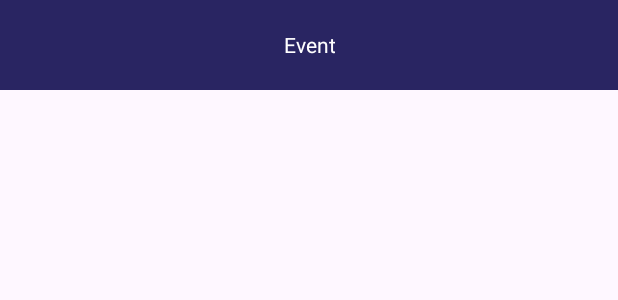
After one commit to tanh-x/cs309-project, an Android app: the layout component_schedule_block.xml on its own in the app's theme, with its tools: preview values and no code run, on a phone screen of 412 x 824 dp. The commit adds this screen. Shown: the top 300 px of the screen. Run offline under Robolectric (Android 15) with nearby library versions, the phone set to English and light mode, and no system bars; network calls fail.

Commit message:
saving changes

```diff
--- a/Backend/src/main/java/cs309/backend/services/MessageService.java
+++ b/Backend/src/main/java/cs309/backend/services/MessageService.java
@@ -122,7 +122,7 @@ public class MessageService {
     }
 
     public void broadcastJoinMessage(String username) {
-        broadcast(userRepository.getUserByUsername(username).getDisplayName() + "has joined the chat.");
+        broadcast(userRepository.getUserByUsername(username).getDisplayName() + " has joined the chat.");
     }
 
     public void broadcast(String message) {
--- a/Frontend/app/build.gradle.kts
+++ b/Frontend/app/build.gradle.kts
@@ -37,6 +37,7 @@ dependencies {
     implementation("com.google.android.material:material:1.10.0")
     implementation("androidx.constraintlayout:constraintlayout:2.1.4")
     implementation("com.android.volley:volley:1.2.1")
+    implementation("androidx.fragment:fragment:1.6.2")
     testImplementation("junit:junit:4.13.2")
     androidTestImplementation("androidx.test.ext:junit:1.1.5")
     androidTestImplementation("androidx.test.espresso:espresso-core:3.5.1")
--- a/Frontend/app/src/main/java/com/kewargs/cs309/MainActivity.java
+++ b/Frontend/app/src/main/java/com/kewargs/cs309/MainActivity.java
@@ -7,7 +7,7 @@ import android.os.StrictMode;
 import com.kewargs.cs309.activity.auth.LoginActivity;
 import com.kewargs.cs309.activity.dashboard.DashboardActivity;
 import com.kewargs.cs309.activity.AbstractActivity;
-import com.kewargs.cs309.core.manager.SessionManager;
+import com.kewargs.cs309.core.managers.SessionManager;
 
 public class MainActivity extends AbstractActivity {
     public MainActivity() { super(R.layout.activity_main); }
--- a/Frontend/app/src/main/java/com/kewargs/cs309/activity/AbstractActivity.java
+++ b/Frontend/app/src/main/java/com/kewargs/cs309/activity/AbstractActivity.java
@@ -6,7 +6,7 @@ import android.widget.Toast;
 
 import androidx.appcompat.app.AppCompatActivity;
 
-import com.kewargs.cs309.core.manager.SessionManager;
+import com.kewargs.cs309.core.managers.SessionManager;
 
 public abstract class AbstractActivity extends AppCompatActivity {
     protected final SessionManager session = SessionManager.getInstance();
--- a/Frontend/app/src/main/java/com/kewargs/cs309/core/manager/AuthenticationManager.java
+++ b/Frontend/app/src/main/java/com/kewargs/cs309/core/managers/AuthenticationManager.java
@@ -1,4 +1,4 @@
-package com.kewargs.cs309.core.manager;
+package com.kewargs.cs309.core.managers;
 
 import com.auth0.android.jwt.JWT;
 
--- a/Frontend/app/src/main/java/com/kewargs/cs309/core/manager/ContextManager.java
+++ b/Frontend/app/src/main/java/com/kewargs/cs309/core/managers/ContextManager.java
@@ -1,4 +1,4 @@
-package com.kewargs.cs309.core.manager;
+package com.kewargs.cs309.core.managers;
 
 import android.content.Context;
 
--- a/Frontend/app/src/main/java/com/kewargs/cs309/core/manager/NetworkRequestManager.java
+++ b/Frontend/app/src/main/java/com/kewargs/cs309/core/managers/NetworkRequestManager.java
@@ -1,4 +1,4 @@
-package com.kewargs.cs309.core.manager;
+package com.kewargs.cs309.core.managers;
 
 import android.content.Context;
 import android.util.Log;
--- a/Frontend/app/src/main/java/com/kewargs/cs309/core/manager/SessionManager.java
+++ b/Frontend/app/src/main/java/com/kewargs/cs309/core/managers/SessionManager.java
@@ -1,4 +1,4 @@
-package com.kewargs.cs309.core.manager;
+package com.kewargs.cs309.core.managers;
 
 import android.content.Context;
 
--- a/Frontend/app/src/main/java/com/kewargs/cs309/core/utils/backend/factory/CourseRequestFactory.java
+++ b/Frontend/app/src/main/java/com/kewargs/cs309/core/utils/backend/factory/CourseRequestFactory.java
@@ -2,7 +2,6 @@ package com.kewargs.cs309.core.utils.backend.factory;
 
 import static com.kewargs.cs309.core.utils.constants.UniversalConstants.COURSE_ENDPOINT;
 
-import com.kewargs.cs309.core.manager.SessionManager;
 import com.kewargs.cs309.core.utils.backend.request.PlainTextRequestCall;
 
 public class CourseRequestFactory {
--- a/Frontend/app/src/main/java/com/kewargs/cs309/core/utils/backend/factory/RequestFactory.java
+++ b/Frontend/app/src/main/java/com/kewargs/cs309/core/utils/backend/factory/RequestFactory.java
@@ -3,7 +3,6 @@ package com.kewargs.cs309.core.utils.backend.factory;
 import static com.android.volley.Request.Method.POST;
 import static com.android.volley.Request.Method.PUT;
 
-import com.kewargs.cs309.core.manager.SessionManager;
 import com.kewargs.cs309.core.utils.backend.request.PlainTextRequestCall;
 import com.kewargs.cs309.core.utils.backend.request.JsonRequestCall;
 
--- a/Frontend/app/src/main/java/com/kewargs/cs309/core/utils/backend/request/AbstractRequest.java
+++ b/Frontend/app/src/main/java/com/kewargs/cs309/core/utils/backend/request/AbstractRequest.java
@@ -4,7 +4,7 @@ import androidx.annotation.NonNull;
 
 import com.android.volley.Request;
 import com.android.volley.Response;
-import com.kewargs.cs309.core.manager.SessionManager;
+import com.kewargs.cs309.core.managers.SessionManager;
 
 @SuppressWarnings("unchecked")
 public abstract class AbstractRequest<ResponseType, RequestType extends AbstractRequest<ResponseType, RequestType>>
--- a/Frontend/app/src/main/java/com/kewargs/cs309/core/utils/backend/request/JsonRequestCall.java
+++ b/Frontend/app/src/main/java/com/kewargs/cs309/core/utils/backend/request/JsonRequestCall.java
@@ -1,10 +1,8 @@
 package com.kewargs.cs309.core.utils.backend.request;
 
-import com.android.volley.AuthFailureError;
 import com.android.volley.Request;
 import com.android.volley.Response;
 import com.android.volley.toolbox.StringRequest;
-import com.kewargs.cs309.core.manager.SessionManager;
 
 import org.json.JSONException;
 import org.json.JSONObject;
--- a/Frontend/app/src/main/java/com/kewargs/cs309/core/utils/backend/request/PlainTextRequestCall.java
+++ b/Frontend/app/src/main/java/com/kewargs/cs309/core/utils/backend/request/PlainTextRequestCall.java
@@ -3,7 +3,6 @@ package com.kewargs.cs309.core.utils.backend.request;
 import static com.android.volley.Request.Method.GET;
 
 import com.android.volley.toolbox.StringRequest;
-import com.kewargs.cs309.core.manager.SessionManager;
 
 import java.util.HashMap;
 import java.util.Map;
--- a/Frontend/app/src/main/java/com/kewargs/cs309/core/utils/socket/ChatSocketClient.java
+++ b/Frontend/app/src/main/java/com/kewargs/cs309/core/utils/socket/ChatSocketClient.java
@@ -2,14 +2,13 @@ package com.kewargs.cs309.core.utils.socket;
 
 import static com.kewargs.cs309.core.utils.constants.UniversalConstants.CHAT_ENDPOINT;
 
-import com.kewargs.cs309.core.manager.SessionManager;
+import com.kewargs.cs309.core.managers.SessionManager;
 
 import org.java_websocket.client.WebSocketClient;
 import org.java_websocket.handshake.ServerHandshake;
 
 import java.net.URI;
 import java.util.HashMap;
-import java.util.Map;
 
 public final class ChatSocketClient<S extends SocketListener> extends WebSocketClient {
     private final SessionManager session;
--- /dev/null
+++ b/Frontend/app/src/main/res/layout/component_schedule_block.xml
@@ -0,0 +1,23 @@
+<?xml version="1.0" encoding="utf-8"?>
+<androidx.constraintlayout.widget.ConstraintLayout xmlns:android="http://schemas.android.com/apk/res/android"
+        xmlns:app="http://schemas.android.com/apk/res-auto"
+        xmlns:tools="http://schemas.android.com/tools"
+        android:layout_width="match_parent"
+        android:layout_height="60dp"
+        android:gravity="center"
+        android:padding="4dp"
+        android:background="#292562">
+
+    <TextView
+            android:id="@+id/event_name"
+            android:layout_width="wrap_content"
+            android:layout_height="match_parent"
+            android:text="Event"
+            android:textSize="14sp"
+            app:layout_constraintStart_toStartOf="parent"
+            app:layout_constraintHorizontal_bias="0.5"
+            app:layout_constraintEnd_toEndOf="parent"
+            tools:layout_editor_absoluteY="4dp"
+            android:textColor="#ffffff"
+            android:gravity="center" />
+</androidx.constraintlayout.widget.ConstraintLayout>
```
Also changed, not shown: Frontend/app/src/main/java/com/kewargs/cs309/activity/course/CourseInfoActivity.java (+32 -12 lines), Frontend/app/src/main/java/com/kewargs/cs309/core/adapters/ScheduleBlockAdapter.java (added, +75 -0 lines), Frontend/app/src/main/res/layout/activity_course_info.xml (+77 -2 lines).
